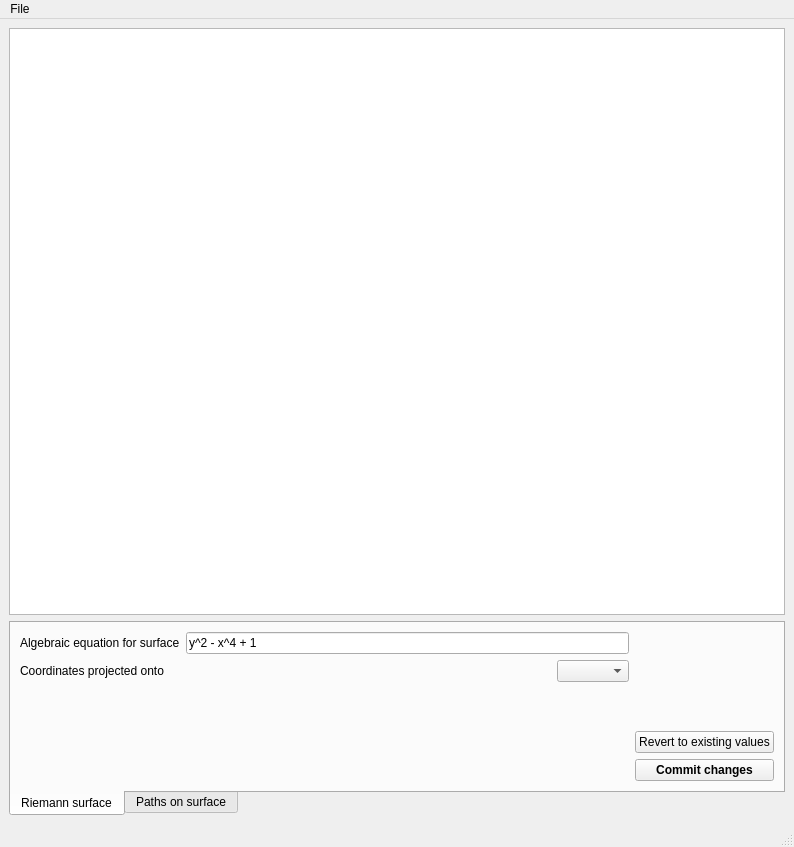
Before: the Qt Designer form outline.ui in TNorthover/CycleRepainter, drawn with Qt 5.
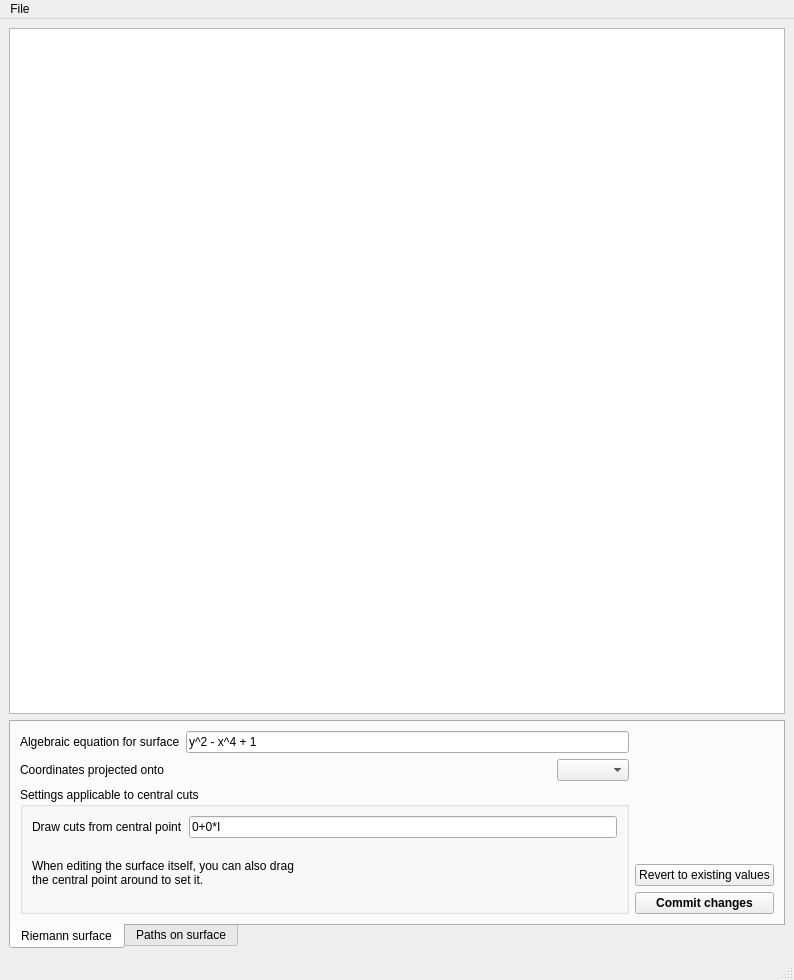
After: the same form once the commit is applied.

Commit message: Textual display of central point

Diff of the .ui file:
```diff
--- a/outline.ui
+++ b/outline.ui
@@ -7,7 +7,7 @@
     <x>0</x>
     <y>0</y>
     <width>794</width>
-    <height>847</height>
+    <height>980</height>
    </rect>
   </property>
   <property name="windowTitle">
@@ -33,7 +33,7 @@
       <item>
        <widget class="QTabWidget" name="primary_mode">
         <property name="sizePolicy">
-         <sizepolicy hsizetype="Expanding" vsizetype="Expanding">
+         <sizepolicy hsizetype="Expanding" vsizetype="MinimumExpanding">
           <horstretch>0</horstretch>
           <verstretch>1</verstretch>
          </sizepolicy>
@@ -117,17 +117,58 @@
              </layout>
             </item>
             <item>
-             <spacer name="verticalSpacer_2">
-              <property name="orientation">
-               <enum>Qt::Vertical</enum>
+             <widget class="QGroupBox" name="cuts_group">
+              <property name="title">
+               <string>Settings applicable to central cuts</string>
               </property>
-              <property name="sizeHint" stdset="0">
-               <size>
-                <width>20</width>
-                <height>40</height>
-               </size>
-              </property>
-             </spacer>
+              <layout class="QVBoxLayout" name="verticalLayout_6">
+               <item>
+                <layout class="QHBoxLayout" name="horizontalLayout_6">
+                 <item>
+                  <widget class="QLabel" name="label_3">
+                   <property name="text">
+                    <string>Draw cuts from central point</string>
+                   </property>
+                  </widget>
+                 </item>
+                 <item>
+                  <widget class="QLineEdit" name="central_point">
+                   <property name="text">
+                    <string>0+0*I</string>
+                   </property>
+                  </widget>
+                 </item>
+                </layout>
+               </item>
+               <item>
+                <layout class="QHBoxLayout" name="horizontalLayout_7">
+                 <item>
+                  <widget class="QLabel" name="label_5">
+                   <property name="text">
+                    <string>When editing the surface itself, you can also drag the central point around to set it.</string>
+                   </property>
+                   <property name="wordWrap">
+                    <bool>true</bool>
+                   </property>
+                  </widget>
+                 </item>
+                 <item>
+                  <spacer name="horizontalSpacer_2">
+                   <property name="orientation">
+                    <enum>Qt::Horizontal</enum>
+                   </property>
+                   <property name="sizeHint" stdset="0">
+                    <size>
+                     <width>40</width>
+                     <height>20</height>
+                    </size>
+                   </property>
+                  </spacer>
+                 </item>
+                </layout>
+               </item>
+              </layout>
+             </widget>
             </item>
            </layout>
           </item>
```
The commit also changes 2 other files.
